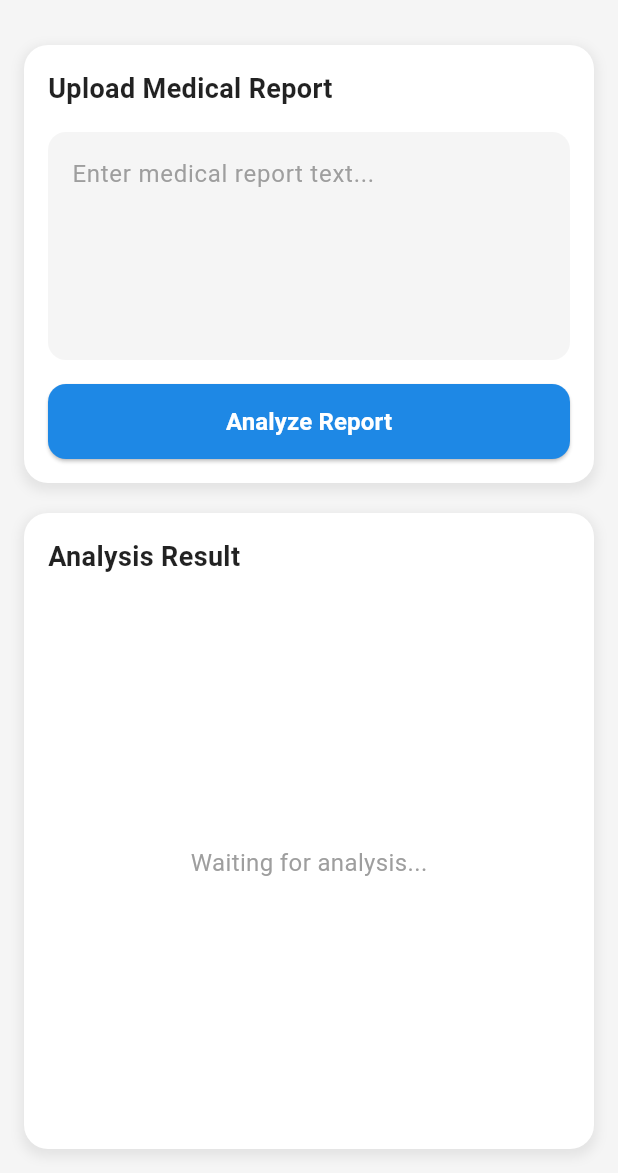
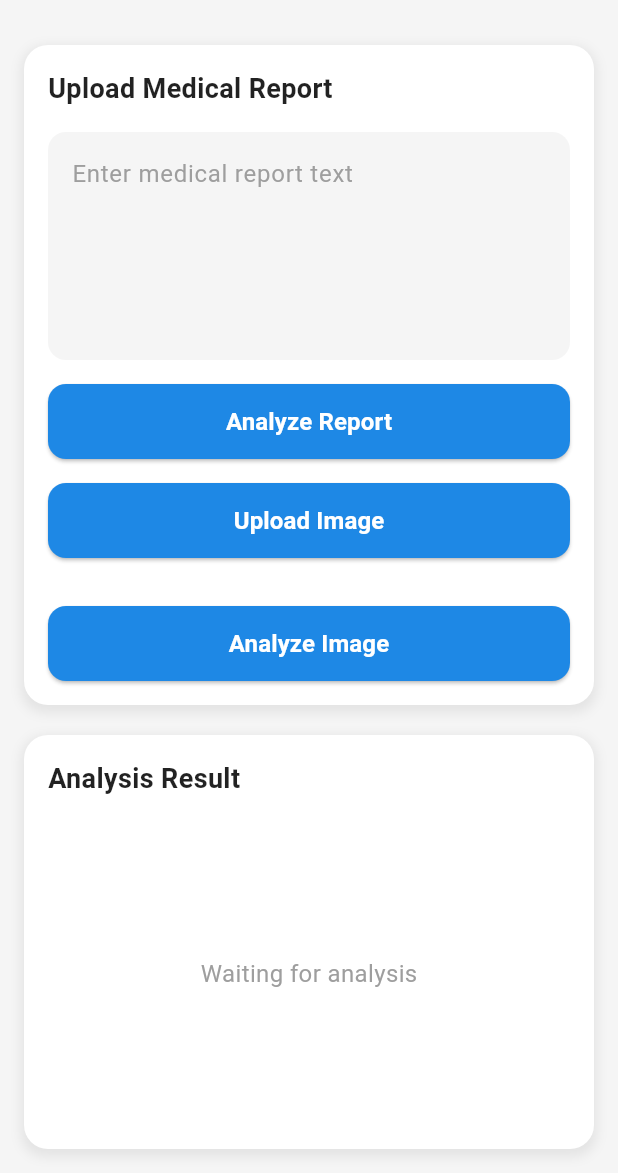
Before and after one commit to SharmaNityam/MediScan, a Flutter app: the screen it shows after launch, on a phone screen of 412 x 824 dp, the part 63-1236 px from its top. Run offline on Flutter 3.47's test engine with Material 3 defaults, Android fonts, the light colour scheme and no system bars; our stand-ins replace cloud_firestore, firebase_auth, firebase_core, firebase_storage, image_picker; accounts and stored records are empty.

Commit message:
Update home_page.dart

```diff
--- a/lib/home_page.dart
+++ b/lib/home_page.dart
@@ -1,8 +1,11 @@
 import 'dart:convert';
+import 'dart:io';
 import 'package:cloud_firestore/cloud_firestore.dart';
 import 'package:flutter/material.dart';
 import 'package:http/http.dart' as http;
 import 'package:firebase_auth/firebase_auth.dart';
+import 'package:firebase_storage/firebase_storage.dart';
+import 'package:image_picker/image_picker.dart';
 
 class HomePage extends StatefulWidget {
   const HomePage({Key? key}) : super(key: key);
@@ -18,6 +21,7 @@ class _HomePageState extends State<HomePage> {
   String? _latestAnalysis;
   final FirebaseFirestore _firestore = FirebaseFirestore.instance;
   final TextEditingController _controller = TextEditingController();
+  File? _imageFile;
 
   Future<void> uploadText() async {
     if (!_formKey.currentState!.validate()) return;
@@ -37,7 +41,8 @@ class _HomePageState extends State<HomePage> {
         'timestamp': FieldValue.serverTimestamp(),
       });
 
-      listenForAnalysisResults(docRef.id);
+      listenForAnalysisResults(docRef.id,
+          isImage: false);
       await analyzeText(docRef.id, _textInput);
 
       ScaffoldMessenger.of(context).showSnackBar(
@@ -56,11 +61,56 @@ class _HomePageState extends State<HomePage> {
     }
   }
 
+  Future<void> uploadImage() async {
+    if (_imageFile == null) return;
+
+    setState(() {
+      _isLoading = true;
+      _latestAnalysis = null;
+    });
+
+    try {
+      if (FirebaseAuth.instance.currentUser == null) {
+        await FirebaseAuth.instance.signInAnonymously();
+      }
+
+      String fileName = DateTime.now().millisecondsSinceEpoch.toString();
+      Reference storageReference =
+          FirebaseStorage.instance.ref().child('images/$fileName.jpg');
+      await storageReference.putFile(_imageFile!);
+
+      String gsLink =
+          'gs://${storageReference.bucket}/${storageReference.fullPath}';
+
+      DocumentReference docRef = await _firestore.collection('images').add({
+        'imageUrl': gsLink,
+        'timestamp': FieldValue.serverTimestamp(),
+      });
+
+      listenForAnalysisResults(docRef.id, isImage: true);
+      await analyzeImage(docRef.id, gsLink);
+
+      ScaffoldMessenger.of(context).showSnackBar(
+        const SnackBar(content: Text('Image uploaded and analysis started!')),
+      );
+    } catch (e) {
+      print("Error uploading image: $e");
+      ScaffoldMessenger.of(context).showSnackBar(
+        const SnackBar(
+            content: Text('Error uploading image. Please try again.')),
+      );
+    } finally {
+      setState(() {
+        _isLoading = false;
+      });
+    }
+  }
+
   Future<void> analyzeText(String docId, String text) async {
     try {
       final response = await http.post(
         Uri.parse(
-            'ENTER_LINK_HERE'),
+            ''),//enter the firebase function link here
         body: jsonEncode({'text': text}),
         headers: {'Content-Type': 'application/json'},
       );
@@ -97,8 +147,52 @@ class _HomePageState extends State<HomePage> {
     }
   }
 
-  void listenForAnalysisResults(String docId) {
-    _firestore.collection('texts').doc(docId).snapshots().listen((snapshot) {
+  Future<void> analyzeImage(String docId, String imageUrl) async {
+    try {
+      final response = await http.post(
+        Uri.parse(
+            ''),//enter your firebase function link here
+        body: jsonEncode({'imageUrl': imageUrl}),
+        headers: {'Content-Type': 'application/json'},
+      );
+
+      if (response.statusCode == 200) {
+        try {
+          Map<String, dynamic> analysisData = jsonDecode(response.body);
+          await _firestore.collection('images').doc(docId).update({
+            'analysis': analysisData,
+          });
+        } catch (e) {
+          print("Error parsing image analysis response: $e");
+          await _firestore.collection('images').doc(docId).update({
+            'analysis': {
+              'error': 'Failed to parse analysis',
+              'rawResponse': response.body,
+            },
+          });
+        }
+      } else {
+        print("HTTP Error: ${response.statusCode}, Body: ${response.body}");
+        ScaffoldMessenger.of(context).showSnackBar(
+          SnackBar(
+              content: Text(
+                  'Server error: ${response.statusCode}. Please try again.')),
+        );
+      }
+    } catch (e) {
+      print("Error analyzing image: $e");
+      ScaffoldMessenger.of(context).showSnackBar(
+        const SnackBar(
+            content: Text('Error analyzing image. Please try again.')),
+      );
+    }
+  }
+
+  void listenForAnalysisResults(String docId, {bool isImage = false}) {
+    final collection = isImage
+        ? _firestore.collection('images')
+        : _firestore.collection('texts');
+    collection.doc(docId).snapshots().listen((snapshot) {
       if (snapshot.exists && snapshot.data() != null) {
         final data = snapshot.data();
         if (data!.containsKey('analysis')) {
@@ -107,6 +201,19 @@ class _HomePageState extends State<HomePage> {
                 const JsonEncoder.withIndent('  ').convert(data['analysis']);
           });
         }
+      }
+    });
+  }
+
+  Future<void> _pickImage() async {
+    final pickedFile =
+        await ImagePicker().pickImage(source: ImageSource.gallery);
+
+    setState(() {
+      if (pickedFile != null) {
+        _imageFile = File(pickedFile.path);
+      } else {
+        print('No image selected.');
       }
     });
   }
@@ -173,7 +280,7 @@ class _HomePageState extends State<HomePage> {
                           controller: _controller,
                           maxLines: 5,
                           decoration: InputDecoration(
-                            hintText: 'Enter medical report text...',
+                            hintText: 'Enter medical report text',
                             hintStyle: TextStyle(color: Colors.grey),
                             fillColor: Colors.grey[100],
                             filled: true,
@@ -216,6 +323,63 @@ class _HomePageState extends State<HomePage> {
                               )
                             : Text(
                                 'Analyze Report',
+                                style: TextStyle(
+                                  fontSize: 16,
+                                  fontWeight: FontWeight.bold,
+                                ),
+                              ),
+                      ),
+                      SizedBox(height: 16),
+                      ElevatedButton(
+                        onPressed: _isLoading ? null : _pickImage,
+                        style: ElevatedButton.styleFrom(
+                          backgroundColor: Colors.blue[600],
+                          foregroundColor: Colors.white,
+                          minimumSize: Size(double.infinity, 50),
+                          shape: RoundedRectangleBorder(
+                            borderRadius: BorderRadius.circular(12),
+                          ),
+                        ),
+                        child: Text(
+                          'Upload Image',
+                          style: TextStyle(
+                            fontSize: 16,
+                            fontWeight: FontWeight.bold,
+                          ),
+                        ),
+                      ),
+                      SizedBox(height: 16),
+                      _imageFile != null
+                          ? Image.file(
+                              _imageFile!,
+                              height: 100,
+                              width: 100,
+                              fit: BoxFit.cover,
+                            )
+                          : Container(),
+                      SizedBox(height: 16),
+                      ElevatedButton(
+                        onPressed: _isLoading ? null : uploadImage,
+                        style: ElevatedButton.styleFrom(
+                          backgroundColor: Colors.blue[600],
+                          foregroundColor: Colors.white,
+                          minimumSize: Size(double.infinity, 50),
+                          shape: RoundedRectangleBorder(
+                            borderRadius: BorderRadius.circular(12),
+                          ),
+                        ),
+                        child: _isLoading
+                            ? SizedBox(
+                                height: 24,
+                                width: 24,
+                                child: CircularProgressIndicator(
+                                  strokeWidth: 3,
+                                  valueColor: AlwaysStoppedAnimation<Color>(
+                                      Colors.white),
+                                ),
+                              )
+                            : Text(
+                                'Analyze Image',
                                 style: TextStyle(
                                   fontSize: 16,
                                   fontWeight: FontWeight.bold,
@@ -277,7 +441,7 @@ class _HomePageState extends State<HomePage> {
                                 )
                               : Center(
                                   child: Text(
-                                    'Waiting for analysis...',
+                                    'Waiting for analysis',
                                     style: TextStyle(
                                       color: Colors.grey,
                                       fontSize: 16,
```
